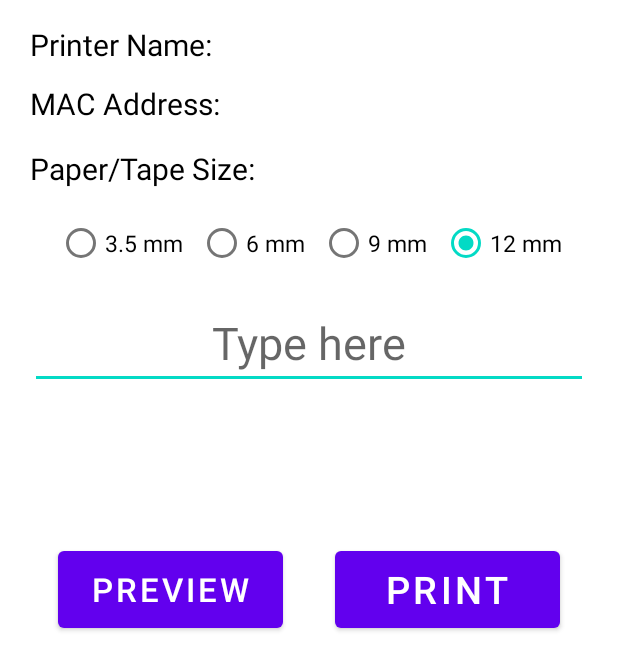
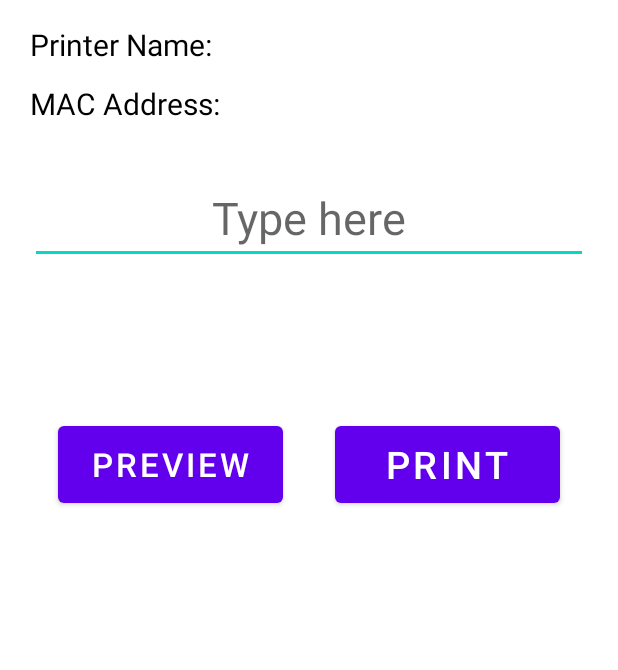
Before and after one commit to VASPTRak/BT_ProgrammingTool, an Android app: the layout activity_label_printing.xml on its own in the app's theme, with its tools: preview values and no code run, on a phone screen of 412 x 824 dp. Shown: the top 670 px of the screen. Run offline under Robolectric (Android 15) with nearby library versions, the phone set to English and light mode, and no system bars.

Commit message:
#1593 (Bolong) “BT_ProgrammingTool” & #1841 (Bolong)Bluetooth label printer => new remaining changes.

```diff
--- a/app/src/main/res/layout/activity_label_printing.xml
+++ b/app/src/main/res/layout/activity_label_printing.xml
@@ -11,7 +11,7 @@
         android:layout_width="0dp"
         android:layout_height="wrap_content"
         android:layout_marginStart="20dp"
-        android:layout_marginTop="12dp"
+        android:layout_marginTop="32dp"
         android:layout_marginEnd="20dp"
         android:gravity="center"
         android:hint="Type here"
@@ -19,7 +19,7 @@
         android:singleLine="true"
         android:textSize="30sp"
         app:layout_constraintEnd_toEndOf="parent"
-        app:layout_constraintHorizontal_bias="0.5"
+        app:layout_constraintHorizontal_bias="0.0"
         app:layout_constraintStart_toStartOf="parent"
         app:layout_constraintTop_toBottomOf="@+id/rdSizeGroup" />
 
@@ -104,8 +104,9 @@
         android:layout_marginTop="16dp"
         android:paddingStart="20dp"
         android:text="Paper/Tape Size: "
+        android:textColor="@color/black"
         android:textSize="20sp"
-        android:textColor="@color/black"
+        android:visibility="gone"
         app:layout_constraintTop_toBottomOf="@+id/tvPrinterMAC"
         tools:layout_editor_absoluteX="16dp" />
 
@@ -115,6 +116,7 @@
         android:layout_height="wrap_content"
         android:layout_marginTop="12dp"
         android:orientation="horizontal"
+        android:visibility="gone"
         app:layout_constraintEnd_toEndOf="parent"
         app:layout_constraintHorizontal_bias="0.5"
         app:layout_constraintStart_toStartOf="parent"
@@ -148,9 +150,9 @@
             android:layout_width="wrap_content"
             android:layout_height="wrap_content"
             android:layout_marginStart="10dp"
+            android:checked="true"
             android:text="12 mm"
-            android:textSize="15sp"
-            android:checked="true"/>
+            android:textSize="15sp" />
     </RadioGroup>
 
 </androidx.constraintlayout.widget.ConstraintLayout>
```
Also changed, not shown: app/src/main/java/com/example/btlinktestingapp/LabelPrintingActivity.java (+18 -12 lines).
